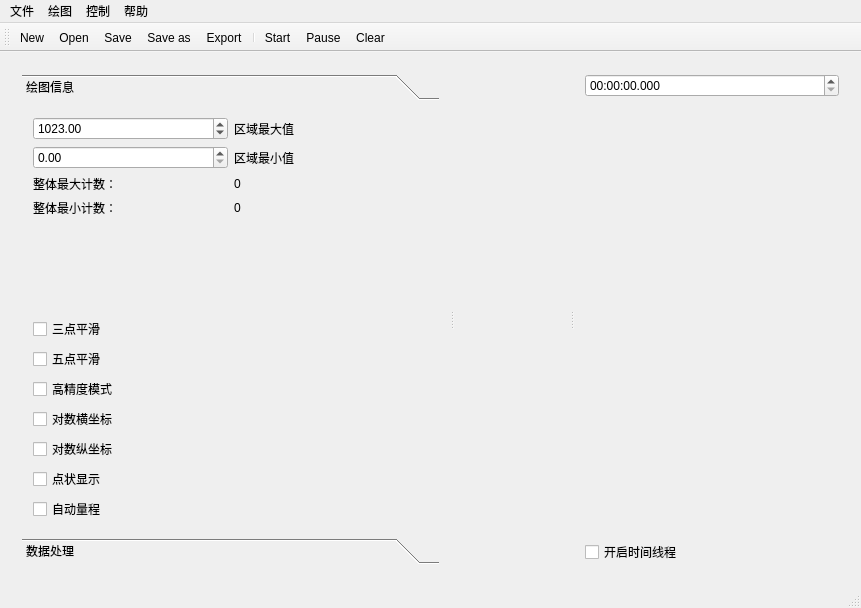
Qt form mainwindow.ui (RockPie/Smally) before a commit.
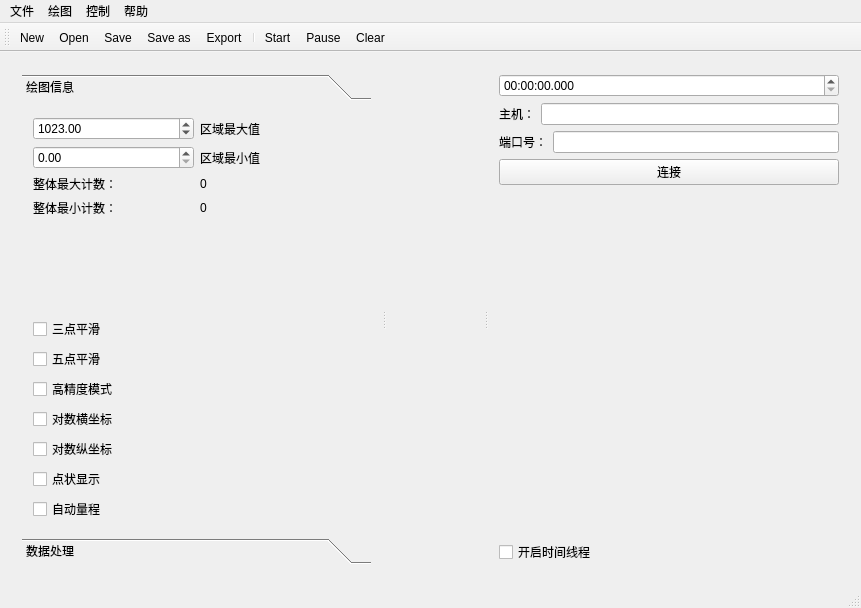
The same form after that commit. Icons and pictures are not drawn.

Patch:
```diff
--- a/mainwindow.ui
+++ b/mainwindow.ui
@@ -270,7 +270,7 @@
         </layout>
        </widget>
        <widget class="QWidget" name="verticalLayoutWidget">
-        <layout class="QVBoxLayout" name="RightLay" stretch="0,0,0">
+        <layout class="QVBoxLayout" name="RightLay" stretch="0,0,0,0,0,0">
          <item>
           <widget class="QTimeEdit" name="timeEdit">
            <property name="displayFormat">
@@ -278,6 +278,41 @@
            </property>
           </widget>
          </item>
+         <item>
+          <layout class="QHBoxLayout" name="horizontalLayout_12">
+           <item>
+            <widget class="QLabel" name="label_5">
+             <property name="text">
+              <string>主机：</string>
+             </property>
+            </widget>
+           </item>
+           <item>
+            <widget class="QLineEdit" name="hostlineEdit"/>
+           </item>
+          </layout>
+         </item>
+         <item>
+          <layout class="QHBoxLayout" name="horizontalLayout_13">
+           <item>
+            <widget class="QLabel" name="label_6">
+             <property name="text">
+              <string>端口号：</string>
+             </property>
+            </widget>
+           </item>
+           <item>
+            <widget class="QLineEdit" name="portlineEdit"/>
+           </item>
+          </layout>
+         </item>
+         <item>
+          <widget class="QPushButton" name="linkButton">
+           <property name="text">
+            <string>连接</string>
+           </property>
+          </widget>
+         </item>
          <item>
           <spacer name="verticalSpacer_2">
            <property name="orientation">
```
